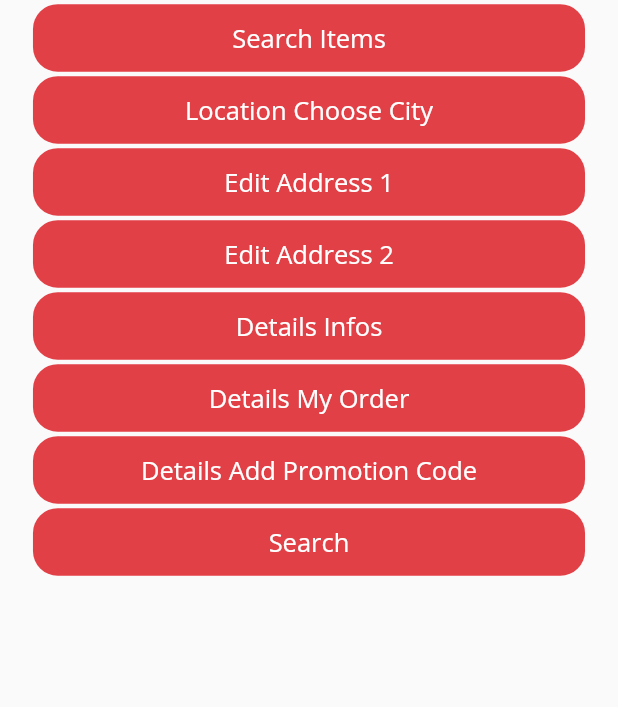
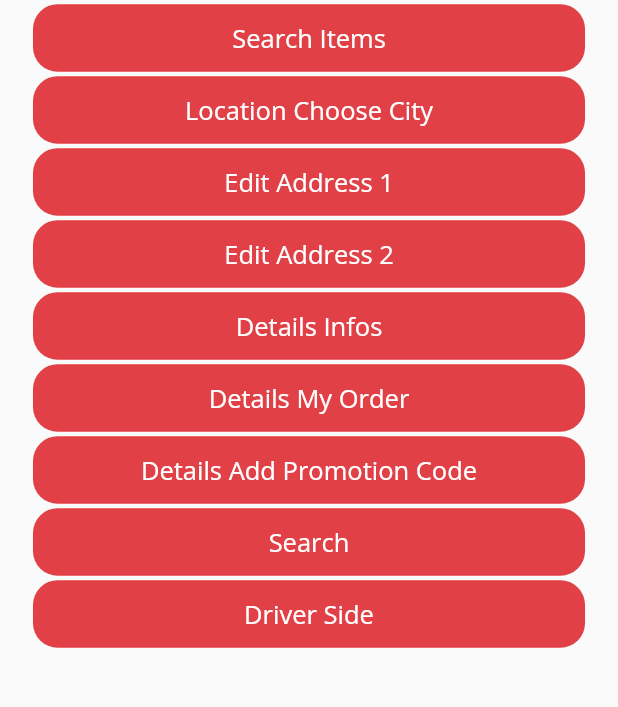
Before and after one commit to martinoyovo/flutter-restaurant-app, a Flutter app: the screen it shows after launch, on a phone screen of 412 x 824 dp, the part 463-1170 px from its top. Run offline on Flutter 3.47's test engine with Material 2 defaults, Android fonts, the phone set to English and light mode, and no system bars; our stand-ins replace flutter_svg, geolocator, google_fonts, google_maps_flutter.

Commit message:
Root edited

```diff
--- a/lib/root.dart
+++ b/lib/root.dart
@@ -26,6 +26,7 @@ class Root extends StatelessWidget {
           FElevatedButton(context, () {Navigator.pushNamed(context, "/detailsMyOrder");}, "Details My Order"),
           FElevatedButton(context, () {Navigator.pushNamed(context, "/detailsAddPromotionCode");}, "Details Add Promotion Code"),
           FElevatedButton(context, () {Navigator.pushNamed(context, "/search");}, "Search"),
+          FElevatedButton(context, () {Navigator.pushNamed(context, "/driver");}, "Driver Side"),
         ]
       ),
     );
```
